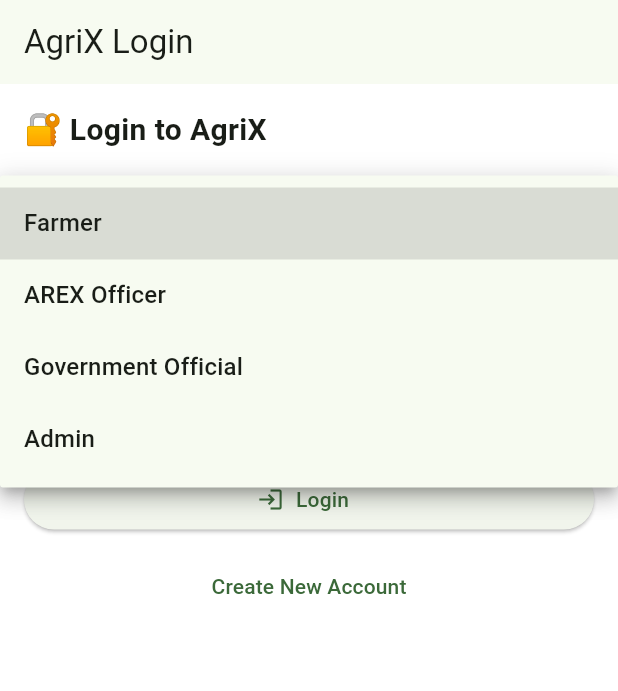
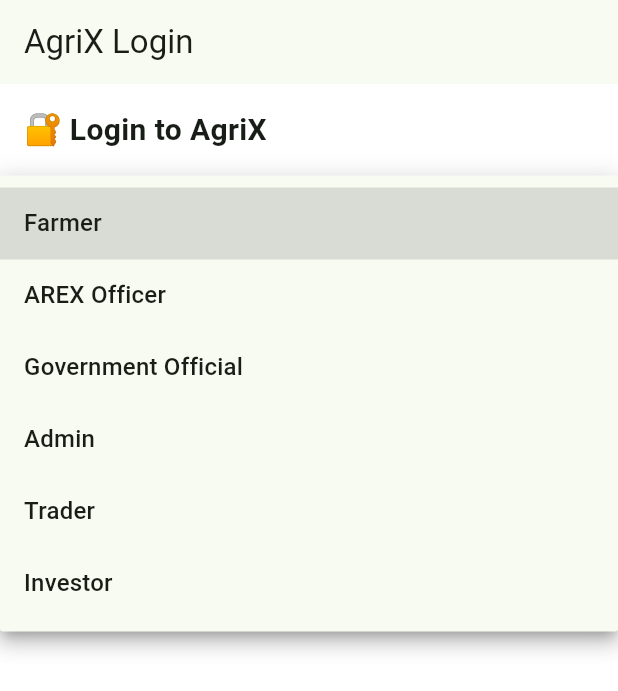
Before and after one commit to smwaingeni-ai/agrix_africa_adt2025, a Flutter app: the screen it shows after launch, after a tap on "Farmer", on a phone screen of 412 x 824 dp. Shown: the top 691 px of the screen. Run offline on Flutter 3.47's test engine with Material 3 defaults, Android fonts, the phone set to English and light mode, and no system bars; our stand-ins replace file_picker, image_picker, qr_flutter, share_plus; accounts and stored records are empty.

Commit message:
Update login_screen.dart

```diff
--- a/lib/screens/auth/login_screen.dart
+++ b/lib/screens/auth/login_screen.dart
@@ -20,6 +20,8 @@
     'AREX Officer',
     'Government Official',
     'Admin',
+    'Trader',
+    'Investor',
   ];
 
   void _validateLogin() {
@@ -57,6 +59,12 @@
         break;
       case 'Admin':
         Navigator.pushReplacementNamed(context, '/admin_panel', arguments: user);
+        break;
+      case 'Trader':
+        Navigator.pushReplacementNamed(context, '/trader_dashboard', arguments: user);
+        break;
+      case 'Investor':
+        Navigator.pushReplacementNamed(context, '/investor_dashboard', arguments: user);
         break;
       default:
         ScaffoldMessenger.of(context).showSnackBar(
```
